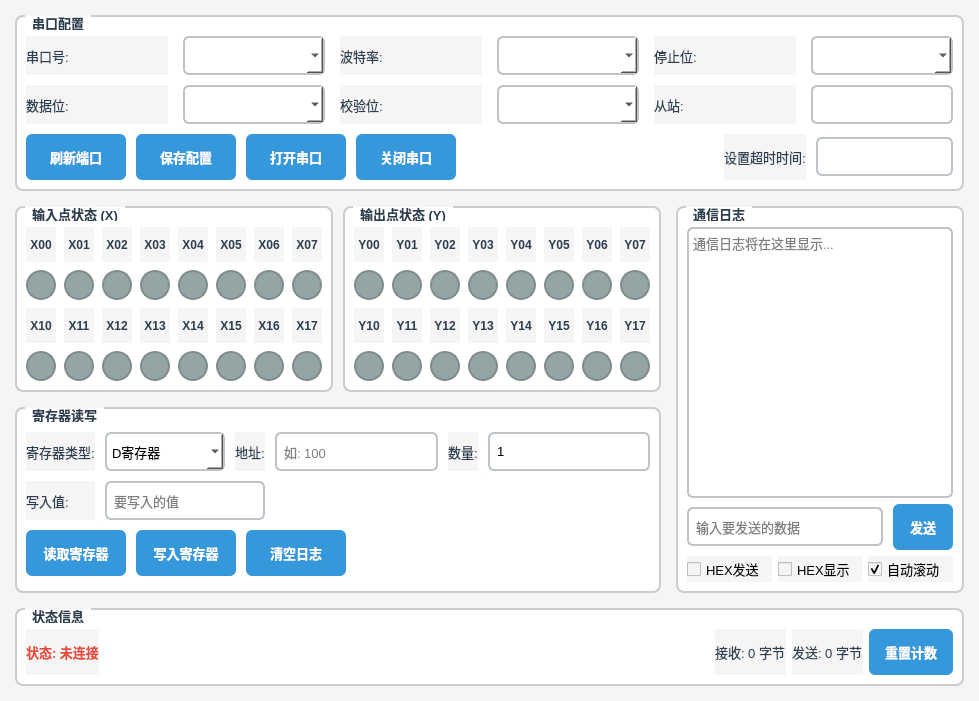
2774326573/MyOperation, file ui/ui/SerialDialog.ui: the form before one commit.
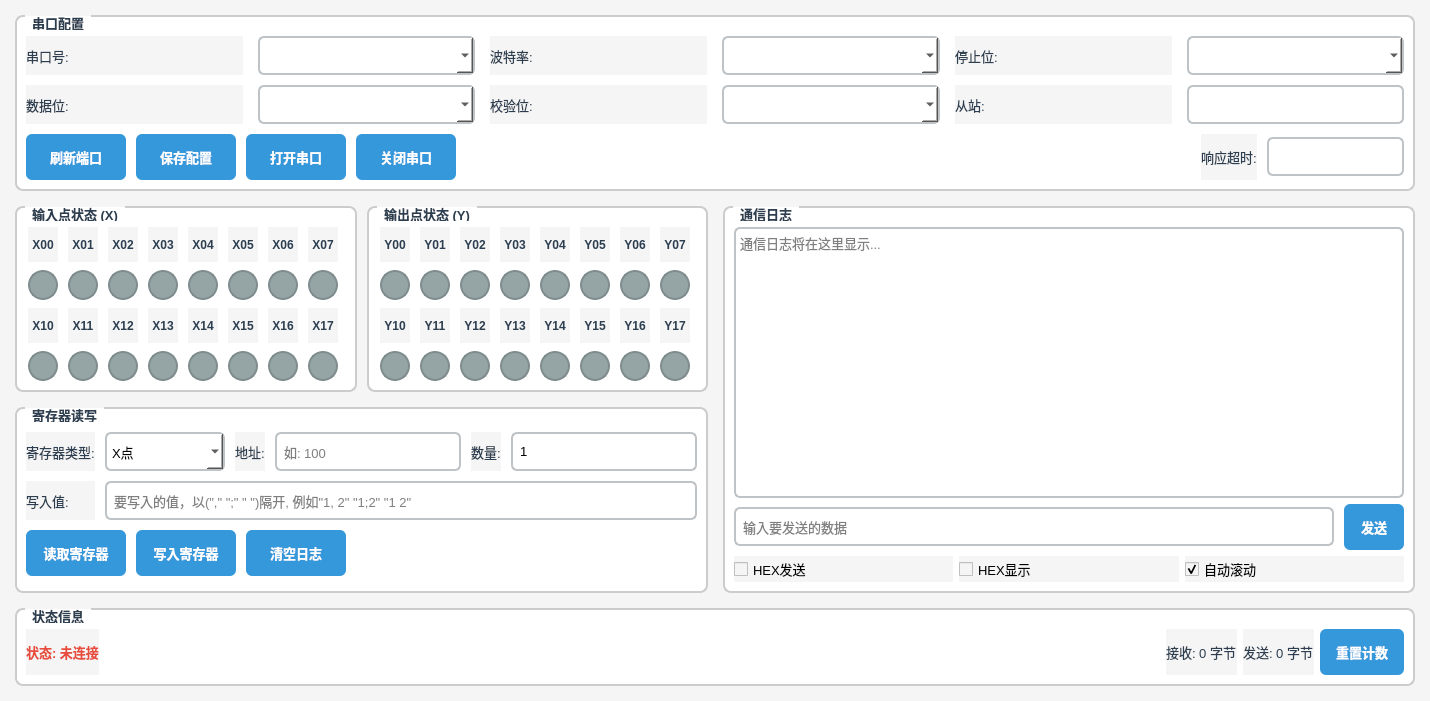
The form after the commit.

The edit to the form file:
```diff
--- a/ui/ui/SerialDialog.ui
+++ b/ui/ui/SerialDialog.ui
@@ -6,7 +6,7 @@
    <rect>
     <x>0</x>
     <y>0</y>
-    <width>979</width>
+    <width>1430</width>
     <height>701</height>
    </rect>
   </property>
@@ -343,7 +343,7 @@
         <item>
          <widget class="QLabel" name="label_stopbits_3">
           <property name="text">
-           <string>设置超时时间:</string>
+           <string>响应超时:</string>
           </property>
          </widget>
         </item>
@@ -1744,6 +1744,16 @@
                 <height>39</height>
                </size>
               </property>
+              <item>
+               <property name="text">
+                <string>X点</string>
+               </property>
+              </item>
+              <item>
+               <property name="text">
+                <string>Y点</string>
+               </property>
+              </item>
               <item>
                <property name="text">
                 <string>D寄存器</string>
@@ -1813,10 +1823,10 @@
               </property>
              </widget>
             </item>
-            <item row="1" column="1" colspan="2">
+            <item row="1" column="1" colspan="5">
              <widget class="QLineEdit" name="lineEdit_regValue">
               <property name="placeholderText">
-               <string>要写入的值</string>
+               <string>要写入的值，以(&quot;,&quot; &quot;;&quot; &quot; &quot;)隔开, 例如&quot;1, 2&quot; &quot;1;2&quot; &quot;1 2&quot;</string>
               </property>
              </widget>
             </item>
```
Left out of the diff: 16 changed lines with no effect on the pictures.
